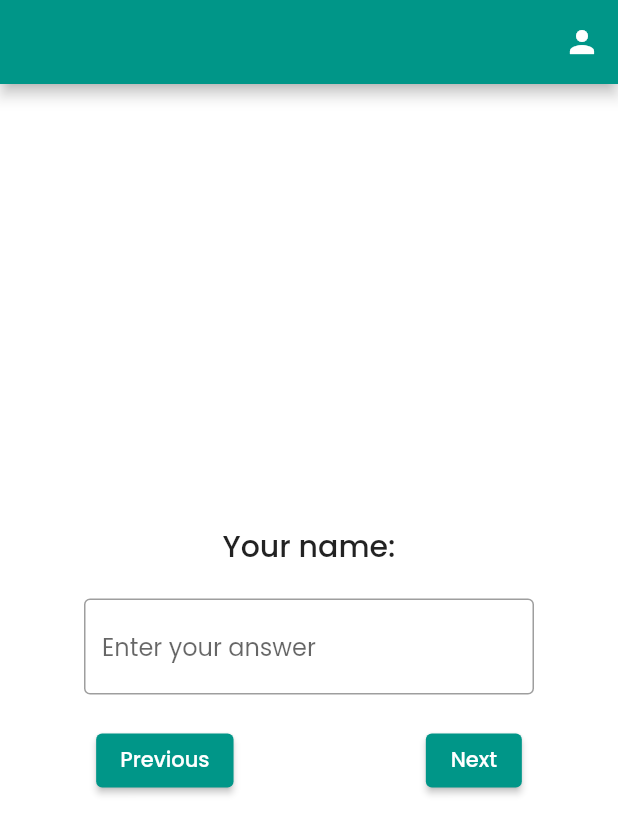
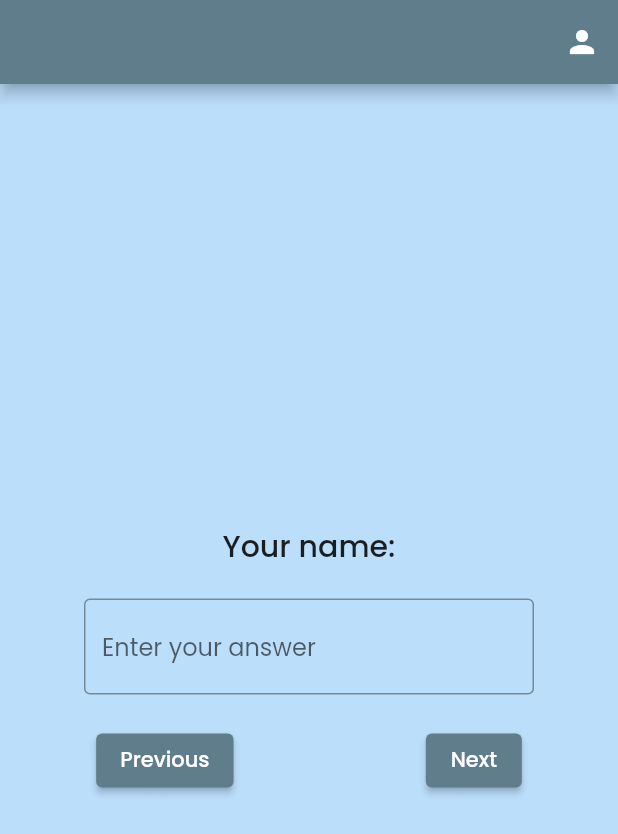
Before and after one commit to MiaN11579/CalorX, a Flutter app: the QuestionsPage screen opened directly, on a phone screen of 412 x 824 dp. Shown: the top 834 px of the screen. Run offline on Flutter 3.47's test engine with Material 2 defaults, Android fonts, the phone set to English and light mode, and no system bars; our stand-ins replace cloud_firestore, firebase_auth, firebase_core, font_awesome_flutter, google_fonts, google_sign_in and 1 more; missing offline and left inert: firebase_ui_auth; accounts and stored records are empty.

Commit message:
update CRUD functions for firestore
Add update and get function for user profile. Add theme toggle button and skeleton code for graphs and charts.

```diff
--- a/lib/main.dart
+++ b/lib/main.dart
@@ -30,7 +30,7 @@ class MainApp extends StatelessWidget {
         create: (context) => GoogleSignInProvider(),
         child: MaterialApp(
           debugShowCheckedModeBanner: false,
-          theme: Provider.of<ThemeProvider>(context).themeData,
+          theme: context.watch<ThemeProvider>().currentTheme,
           initialRoute: '/auth',
           onGenerateRoute: (settings) {
             if (settings.name == '/auth') {
--- a/lib/models/ProfileInfo.dart
+++ b/lib/models/profile_info.dart
@@ -34,7 +34,6 @@ class ProfileInfo {
       'activityLevel': activityLevel,
       'goal': goal,
       'duration': duration,
-
     };
   }
 
@@ -50,7 +49,6 @@ class ProfileInfo {
       activityLevel: map['activityLevel'] ?? '',
       goal: map['goal'] ?? '',
       duration: map['duration'] ?? '',
-
     );
   }
 }
--- a/lib/models/UserAccount.dart
+++ b/lib/models/user_account.dart
@@ -1,7 +1,8 @@
 import 'package:cloud_firestore/cloud_firestore.dart';
-import 'ProfileInfo.dart';
+import 'profile_info.dart';
 
 class UserAccount {
+  final String? id;
   String uid;
   String? email;
   // Add other user-related fields here
@@ -10,8 +11,9 @@ class UserAccount {
   ProfileInfo profileInfo;
 
   UserAccount({
+    this.id,
     required this.uid,
-     this.email,
+    this.email,
     required this.profileInfo,
     // Add other parameters here
   });
@@ -28,6 +30,7 @@ class UserAccount {
   static UserAccount fromMap(DocumentSnapshot doc) {
     Map<String, dynamic> map = doc.data() as Map<String, dynamic>;
     return UserAccount(
+      id: doc.id,
       uid: map['uid'] ?? '',
       email: map['email'] ?? '',
       profileInfo: ProfileInfo.fromMap(map['profileInfo'] ?? {}),
--- a/lib/theme.dart
+++ b/lib/theme.dart
@@ -1,28 +1,30 @@
 import 'package:flutter/material.dart';
 import 'package:google_fonts/google_fonts.dart';
 
-ThemeData lightTheme = ThemeData(
-  primarySwatch: Colors.teal,
-  scaffoldBackgroundColor: Colors.white,
-  textTheme: GoogleFonts.poppinsTextTheme(),
-);
+class ThemeProvider with ChangeNotifier {
+  bool isDark = false;
 
-ThemeData darkTheme = ThemeData.dark().copyWith(
-  primaryColor: Colors.indigo,
-  hintColor: Colors.amber,
-  // Add more customizations for the dark theme
-);
+  final ThemeData _lightTheme = ThemeData(
+    scaffoldBackgroundColor: Colors.blue.shade100,
+    primarySwatch: Colors.blueGrey,
+    textTheme: GoogleFonts.poppinsTextTheme(),
+  );
 
-class ThemeProvider with ChangeNotifier {
+  final ThemeData _darkTheme = ThemeData(
+    primarySwatch: Colors.grey,
+    brightness: Brightness.dark,
+    indicatorColor: Colors.white,
+    primaryIconTheme: const IconThemeData(
+      color: Colors.white,
+    ),
+    textTheme: GoogleFonts.poppinsTextTheme(),
+  );
 
 
-  ThemeData _themeData = lightTheme; // Set the default theme to light.
-
-  ThemeData get themeData => _themeData;
+  ThemeData get currentTheme => isDark ? _darkTheme : _lightTheme;
 
   void toggleTheme() {
-    _themeData =
-    _themeData.brightness == Brightness.light ? darkTheme : lightTheme;
+    isDark = !isDark;
     notifyListeners();
   }
 }
--- a/lib/views/main_page.dart
+++ b/lib/views/main_page.dart
@@ -11,7 +11,7 @@ class MainPage extends StatefulWidget {
 }
 
 class _MainPageState extends State<MainPage> {
-  int currentPageIndex = 1;
+  int currentPageIndex = 2;
 
   @override
   Widget build(BuildContext context) {
--- a/pubspec.yaml
+++ b/pubspec.yaml
@@ -45,6 +45,7 @@ dependencies:
   font_awesome_flutter: ^10.6.0
   cloud_firestore: ^4.13.1
   intl: ^0.18.1
+  syncfusion_flutter_charts: ^23.1.44
 
 dev_dependencies:
   flutter_test:
```
Also changed, not shown: lib/service/service.dart (+56 -14 lines), lib/views/auth_gate.dart (+46 -11 lines), lib/views/dashboard_page.dart (+56 -4 lines), lib/views/profile_page.dart (+22 -1 lines), lib/views/questions_page.dart (+13 -12 lines).
